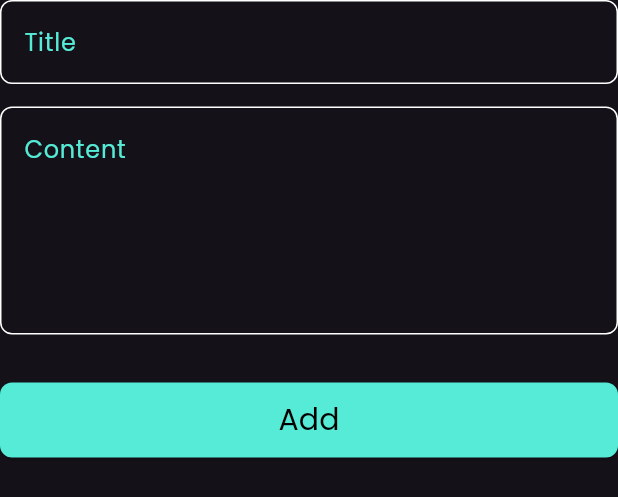
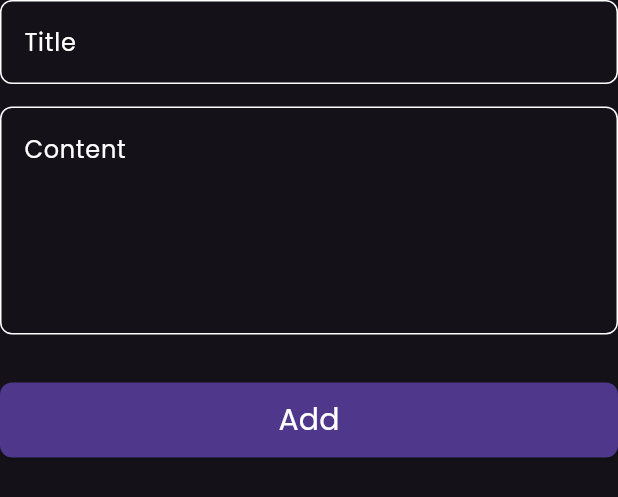
Before and after one commit to moelsayed1/notes_app, a Flutter app: the AddNoteForm widget shown alone on an empty page, opened directly, on a phone screen of 412 x 824 dp. Shown: the top 497 px of the screen. Run offline on Flutter 3.47's test engine with Material 3 defaults, Android fonts, the phone set to English and light mode, and no system bars; our stand-ins replace flutter_bloc, hive, hive_flutter, modal_progress_hud_nsn; accounts and stored records are empty.

Commit message:
display data and format date

```diff
--- a/lib/constants.dart
+++ b/lib/constants.dart
@@ -1,4 +1,4 @@
 import 'package:flutter/material.dart';
 
-const kPrimaryColor = Color(0xff55EBD6);
+const kPrimaryColor = Color(0xff4F378B);
 const kNotesBox = 'notes_box';
--- a/lib/views/notes_view.dart
+++ b/lib/views/notes_view.dart
@@ -12,6 +12,7 @@ class NotesView extends StatelessWidget {
     return BlocProvider(
       create: (context) => NotesCubit(),
       child: Scaffold(
+        resizeToAvoidBottomInset: false,
         floatingActionButton: FloatingActionButton(
           onPressed: () {
             showModalBottomSheet(
--- a/lib/views/widgets/add_note_form.dart
+++ b/lib/views/widgets/add_note_form.dart
@@ -1,5 +1,6 @@
 import 'package:flutter/material.dart';
 import 'package:flutter_bloc/flutter_bloc.dart';
+import 'package:intl/intl.dart';
 import 'package:notes_app/cubits/add_notes_cubit/add_notes_cubit.dart';
 import 'package:notes_app/models/note_model.dart';
 import 'package:notes_app/views/widgets/custom_button.dart';
@@ -18,6 +19,7 @@ class _AddNoteFormState extends State<AddNoteForm> {
   final GlobalKey<FormState> _formKey = GlobalKey();
   AutovalidateMode autovalidateMode = AutovalidateMode.disabled;
   String? title, subTitle;
+  String formattedDate = DateFormat.yMMMd().format(DateTime.now());
 
   @override
   Widget build(BuildContext context) {
@@ -48,7 +50,7 @@ class _AddNoteFormState extends State<AddNoteForm> {
                 var noteModel = NoteModel(
                   title: title!,
                   subTitle: subTitle!,
-                  date: DateTime.now().toString(),
+                  date: formattedDate,
                   color: Colors.blue.value,
                 );
                 BlocProvider.of<AddNotesCubit>(context).addNote(noteModel);
--- a/lib/views/widgets/custom_button.dart
+++ b/lib/views/widgets/custom_button.dart
@@ -24,7 +24,7 @@ class CustomButton extends StatelessWidget {
         child: Text(
           'Add',
           style: TextStyle(
-            color: Colors.black,
+            color: Colors.white,
             fontSize: 20,
           ),
         ),
--- a/lib/views/widgets/custom_text_field.dart
+++ b/lib/views/widgets/custom_text_field.dart
@@ -23,7 +23,7 @@ class CustomTextField extends StatelessWidget {
       decoration: InputDecoration(
         hintText: hintText,
         hintStyle: TextStyle(
-          color: kPrimaryColor,
+          color: Colors.white,
         ),
         border: buildOutlineInputBorder(),
         enabledBorder: buildOutlineInputBorder(),
--- a/pubspec.yaml
+++ b/pubspec.yaml
@@ -39,6 +39,7 @@ dependencies:
   hive_flutter: ^1.1.0
   flutter_bloc: ^8.1.5
   modal_progress_hud_nsn: ^0.5.1
+  intl: ^0.19.0
 
 dev_dependencies:
   flutter_test:
```
Also changed, not shown: lib/cubits/notes_cubit/notes_cubit.dart (+4 -10 lines), lib/cubits/notes_cubit/notes_state.dart (+0 -14 lines), lib/views/widgets/custom_note_item.dart (+8 -5 lines), lib/views/widgets/custom_notes_list_view.dart (+12 -1 lines), lib/views/widgets/notes_view_body.dart (+14 -1 lines), pubspec.lock.
